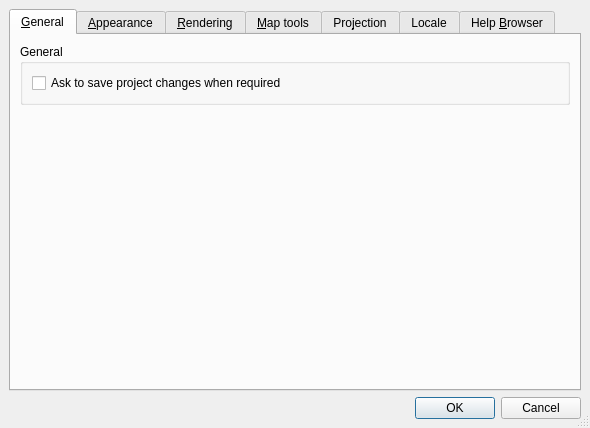
First picture: the form in branches/qgis_rev-up/src/ui/qgsoptionsbase.ui, repository stopa85/Quantum-GIS, before the edit.
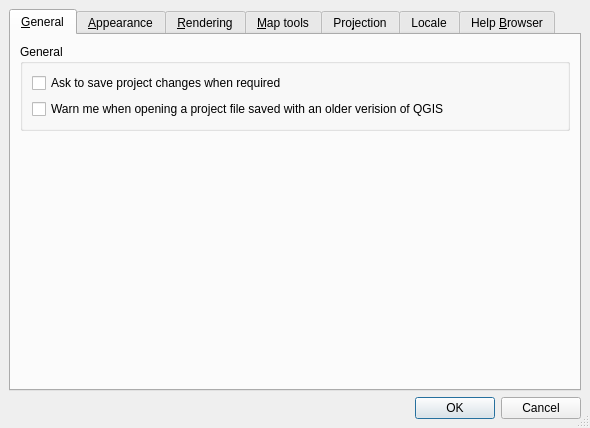
Second picture: the form after the edit. Icons and pictures are not drawn. Custom widgets are drawn as their Qt base class.

Commit message: Added warning dialog box for older project file, and a checkbox setting to remove warning.

```diff
--- a/branches/qgis_rev-up/src/ui/qgsoptionsbase.ui
+++ b/branches/qgis_rev-up/src/ui/qgsoptionsbase.ui
@@ -63,6 +63,13 @@
             </property>
            </widget>
           </item>
+          <item>
+           <widget class="QCheckBox" name="chbWarnOldProjectVersion" >
+            <property name="text" >
+             <string>Warn me when opening a project file saved with an older verision of QGIS</string>
+            </property>
+           </widget>
+          </item>
          </layout>
         </widget>
        </item>
```
The commit also changes 5 other files.
